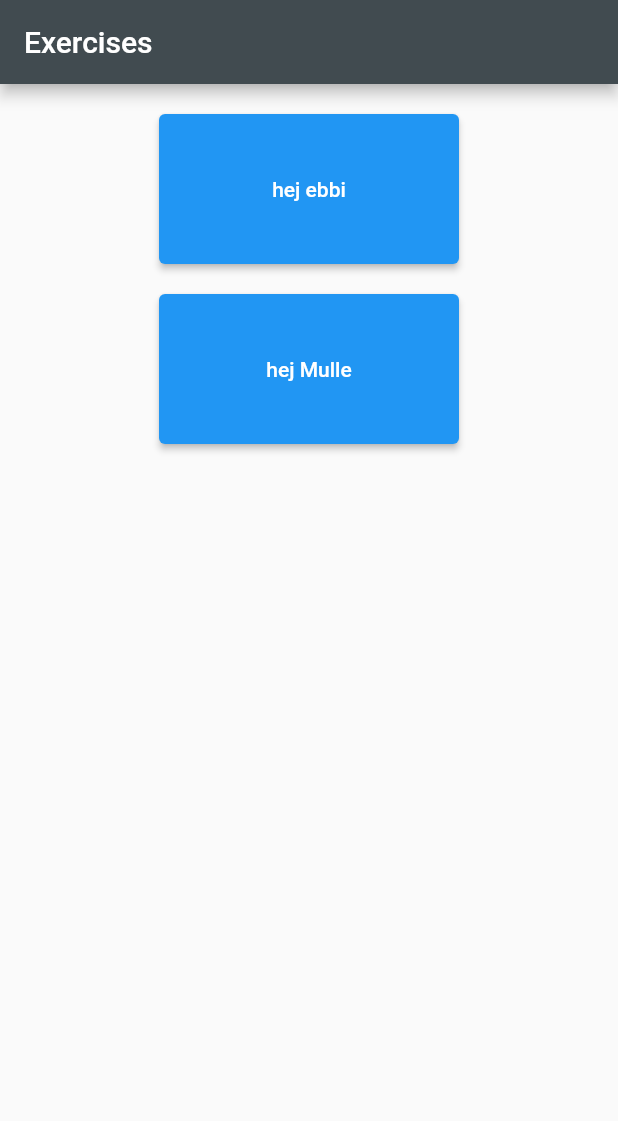
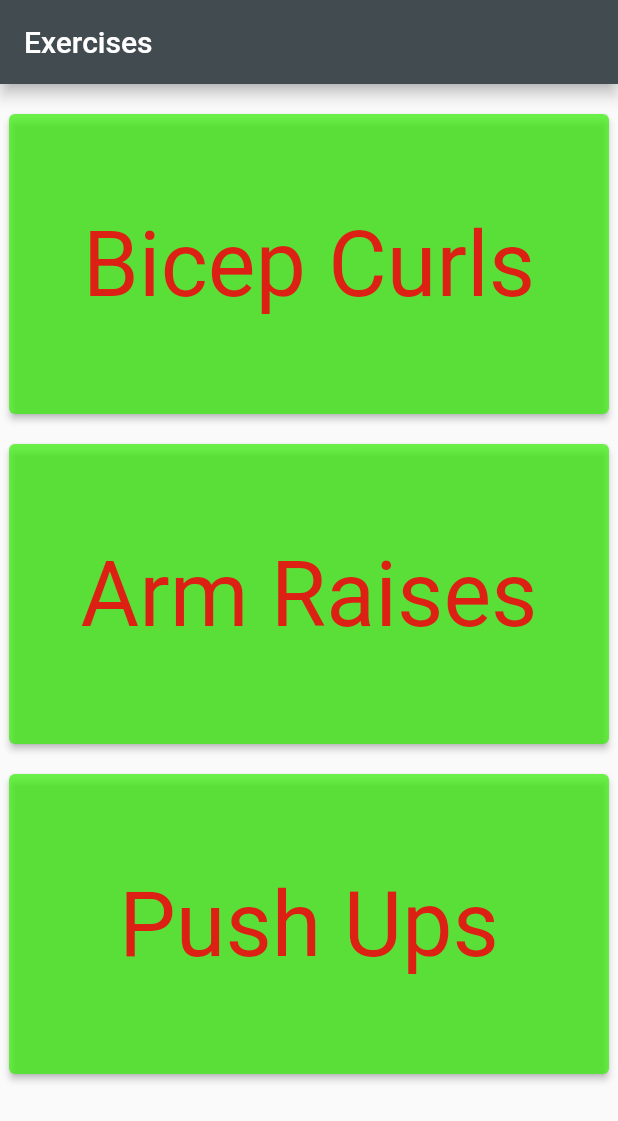
Before and after one commit to Maggedelle/Project-6-Pose-Estimation, a Flutter app: the screen it shows after launch, on a phone screen of 412 x 824 dp. Shown: the top 1121 px of the screen. Run offline on Flutter 3.47's test engine with Material 2 defaults, Android fonts, the phone set to English and light mode, and no system bars; our stand-ins replace camera.

Commit message:
[update] added the final buttons to the menu

```diff
--- a/flutter_application/lib/main.dart
+++ b/flutter_application/lib/main.dart
@@ -27,21 +27,39 @@
         home: Scaffold(
       appBar: AppBar(
         title: Text("Exercises"),
-        backgroundColor: Color.fromARGB(255, 65, 75, 80),
+        backgroundColor: const Color.fromARGB(255, 65, 75, 80),
       ),
       body: Center(
         child: Column(children: [
-          Padding(padding: EdgeInsets.all(10.0)),
+          const Padding(padding: EdgeInsets.all(10.0)),
           ElevatedButton(
             onPressed: () {},
-            child: Text("hej ebbi"),
-            style: ElevatedButton.styleFrom(fixedSize: Size(200, 100)),
+            child: const Text("Bicep Curls"),
+            style: ElevatedButton.styleFrom(
+                fixedSize: const Size(400, 200),
+                primary: const Color.fromARGB(181, 53, 240, 6),
+                onPrimary: const Color.fromARGB(235, 231, 17, 17),
+                textStyle: const TextStyle(fontSize: 60)),
           ),
-          Padding(padding: EdgeInsets.all(10.0)),
+          const Padding(padding: EdgeInsets.all(10.0)),
           ElevatedButton(
             onPressed: () {},
-            child: Text("hej Mulle"),
-            style: ElevatedButton.styleFrom(fixedSize: Size(200, 100)),
+            child: const Text("Arm Raises"),
+            style: ElevatedButton.styleFrom(
+                fixedSize: const Size(400, 200),
+                primary: const Color.fromARGB(181, 53, 240, 6),
+                onPrimary: Color.fromARGB(235, 231, 17, 17),
+                textStyle: const TextStyle(fontSize: 60)),
+          ),
+          const Padding(padding: EdgeInsets.all(10.0)),
+          ElevatedButton(
+            onPressed: () {},
+            child: const Text("Push Ups"),
+            style: ElevatedButton.styleFrom(
+                fixedSize: const Size(400, 200),
+                primary: const Color.fromARGB(181, 53, 240, 6),
+                onPrimary: Color.fromARGB(235, 231, 17, 17),
+                textStyle: const TextStyle(fontSize: 60)),
           ),
         ]),
       ),
```
